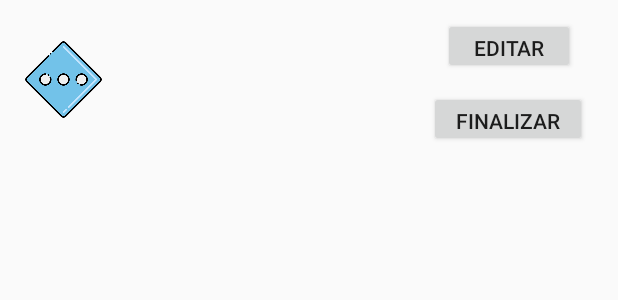
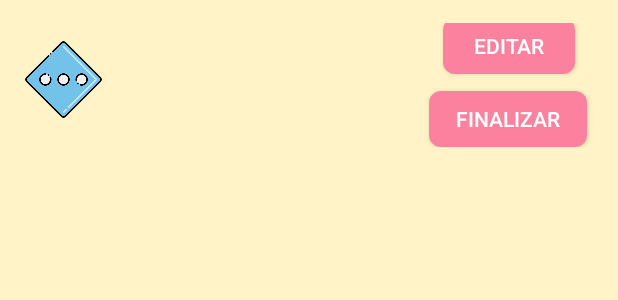
Before and after one commit to robledo21/Entrega1DAS, an Android app: the layout elemento_lista.xml on its own in the app's theme, with its tools: preview values and no code run, on a phone screen of 412 x 824 dp. Shown: the top 300 px of the screen. Run offline under Robolectric (Android 15) with nearby library versions, the phone set to English and light mode, and no system bars.

Commit message:
Tema personalizado

```diff
--- a/app/src/main/AndroidManifest.xml
+++ b/app/src/main/AndroidManifest.xml
@@ -11,7 +11,8 @@
         android:label="@string/app_name"
         android:roundIcon="@mipmap/ic_launcher_round"
         android:supportsRtl="true"
-        android:theme="@style/Theme.Entrega1"
+
+        android:theme="@style/MiTema"
         tools:targetApi="31">
         <activity
             android:name=".MainActivity"
--- /dev/null
+++ b/app/src/main/res/drawable/mi_boton_fondo.xml
@@ -0,0 +1,5 @@
+<shape xmlns:android="http://schemas.android.com/apk/res/android"
+    android:shape="rectangle">
+    <solid android:color="#FC819E" />
+    <corners android:radius="8dp" />
+</shape>
--- a/app/src/main/res/layout/elemento_lista.xml
+++ b/app/src/main/res/layout/elemento_lista.xml
@@ -21,7 +21,8 @@
         android:layout_marginTop="-41dp"
         android:layout_marginEnd="13dp"
         android:onClick="editarTarea"
-        android:text="Editar" />
+        android:text="Editar"
+        style="@style/MiEstiloBoton" />
 
     <Button
         android:id="@+id/botonFinalizar"
@@ -32,7 +33,8 @@
         android:layout_marginTop="7dp"
         android:layout_marginEnd="5dp"
         android:onClick="finalizarTarea"
-        android:text="Finalizar" />
+        android:text="Finalizar"
+        style="@style/MiEstiloBoton" />
 
     <ImageView
         android:id="@+id/imageViewPrioridad"
--- /dev/null
+++ b/app/src/main/res/values/styles.xml
@@ -0,0 +1,21 @@
+<resources>
+    <!-- Definición del estilo de la aplicación -->
+    <style name="MiTema" parent="Theme.AppCompat.Light.DarkActionBar">
+        <!-- Color de fondo de la barra de acción -->
+        <item name="colorPrimary">#F7418F</item>
+        <!-- Color del texto de la barra de acción -->
+        <item name="android:textColorPrimary">#FFFFFF</item>
+        <!-- Color de fondo de la ventana -->
+        <item name="android:windowBackground">#FFF3C7</item>
+        <!-- Color de los botones -->
+        <item name="colorButtonNormal">#FC819E</item>
+    </style>
+
+    <!-- Estilo personalizado para los botones -->
+    <style name="MiEstiloBoton" parent="Widget.AppCompat.Button">
+        <!-- Fondo del botón -->
+        <item name="android:background">@drawable/mi_boton_fondo</item>
+        <!-- Color del texto del botón -->
+        <item name="android:textColor">#FFFFFF</item>
+    </style>
+</resources>
```
